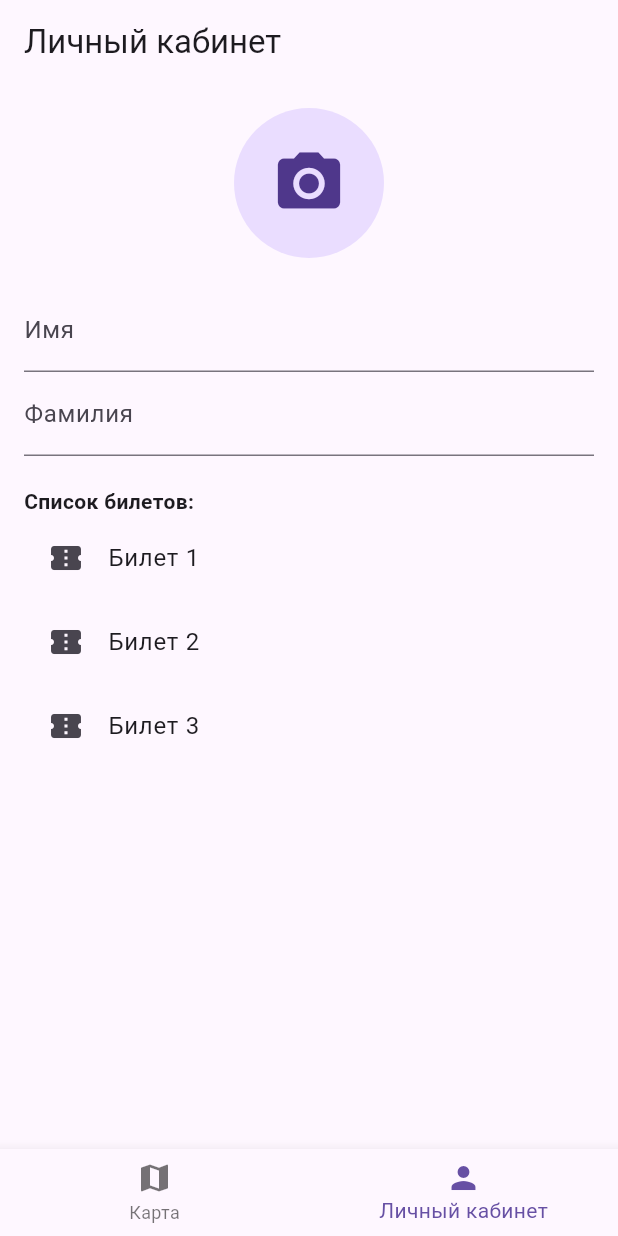
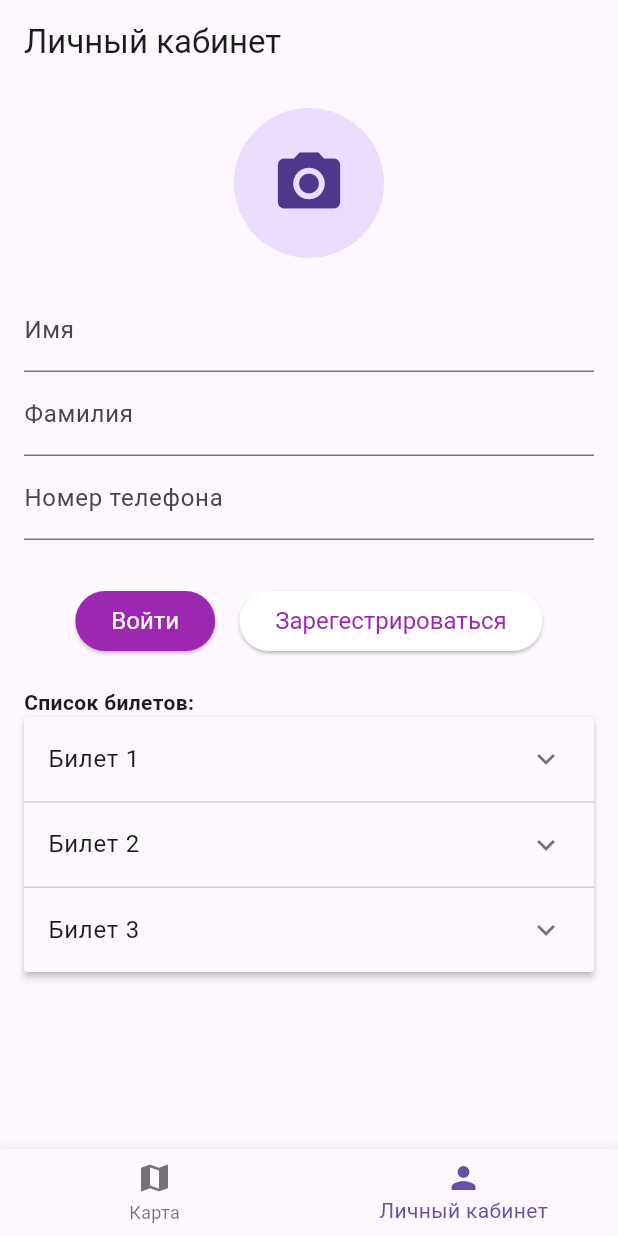
Before and after one commit to EgorMarkor/transport-engineers-seamless-navigator, a Flutter app: the screen it shows after launch, item 2 of the bottom bar chosen, on a phone screen of 412 x 824 dp. Run offline on Flutter 3.47's test engine with Material 3 defaults, Android fonts, the phone set to English and light mode, and no system bars; our stand-ins replace image_picker.

Commit message:
8
update and fix

```diff
--- a/energy_future/lib/main.dart
+++ b/energy_future/lib/main.dart
@@ -85,6 +85,11 @@ class _MapScreenState extends State<MapScreen> {
             SizedBox(height: 20),
             ElevatedButton(
               onPressed: () => _updateMarker(40.7128, -74.0060),  // Пример обновления
+              style: ButtonStyle(
+    backgroundColor: MaterialStateProperty.all(Colors.white), // Изменяем цвет фона кнопки на зеленый
+    foregroundColor: MaterialStateProperty.all(Colors.purple), // Изменяем цвет текста на кнопке на белый
+    textStyle: MaterialStateProperty.all(TextStyle(fontSize: 16)), // Изменяем размер текста
+  ),
               child: Text('Обновить метку'),
             ),
           ],
@@ -100,11 +105,14 @@ class ProfileScreen extends StatefulWidget {
   _ProfileScreenState createState() => _ProfileScreenState();
 }
 
-class _ProfileScreenState extends State<ProfileScreen> {
+class _ProfileScreenState extends State<ProfileScreen>  {
   File? _image;  // Фото пользователя
   final ImagePicker _picker = ImagePicker();
   String _firstName = '';
   String _lastName = '';
+  String _phoneNumber = '';
+  String _selectedValue = 'Билет 1';
+  List<bool> _isExpanded = [false, false, false]; // Список состояний для каждой вкладки
   List<String> _tickets = ['Билет 1', 'Билет 2', 'Билет 3'];  // Пример списка билетов
 
   // Выбор изображения
@@ -123,6 +131,7 @@ class _ProfileScreenState extends State<ProfileScreen> {
       appBar: AppBar(title: Text('Личный кабинет')),
       body: Padding(
         padding: const EdgeInsets.all(16.0),
+        child: SingleChildScrollView(
         child: Column(
           crossAxisAlignment: CrossAxisAlignment.start,
           children: [
@@ -145,24 +154,75 @@ class _ProfileScreenState extends State<ProfileScreen> {
               decoration: InputDecoration(labelText: 'Фамилия'),
               onChanged: (value) => setState(() => _lastName = value),
             ),
+            TextField(
+              decoration: InputDecoration(labelText: 'Номер телефона'),
+              onChanged: (value) => setState(() => _phoneNumber = value),
+            ),
+            SizedBox(height: 30),
+            Row( // Используем Row для горизонтального расположения кнопок
+              mainAxisAlignment: MainAxisAlignment.center, // Центрируем кнопки по горизонтали
+              children: [
+                ElevatedButton(
+                  onPressed: () {
+                    // Действие для первой кнопки
+                  },
+                  style: ButtonStyle(
+    backgroundColor: MaterialStateProperty.all(Colors.purple), // Изменяем цвет фона кнопки на зеленый
+    foregroundColor: MaterialStateProperty.all(Colors.white), // Изменяем цвет текста на кнопке на белый
+    textStyle: MaterialStateProperty.all(TextStyle(fontSize: 16)), // Изменяем размер текста
+  ),
+                  child: Text('Войти'),
+                ),
+                SizedBox(width: 16), // Отступ между кнопками
+                ElevatedButton(
+                  onPressed: () {
+                    // Действие для первой кнопки
+                  },
+                  style: ButtonStyle(
+    backgroundColor: MaterialStateProperty.all(Colors.white), // Изменяем цвет фона кнопки на зеленый
+    foregroundColor: MaterialStateProperty.all(Colors.purple), // Изменяем цвет текста на кнопке на белый
+    textStyle: MaterialStateProperty.all(TextStyle(fontSize: 16)), // Изменяем размер текста
+  ),
+                  child: Text('Зарегестрироваться'),
+                )],),
             SizedBox(height: 20),
             Text(
               'Список билетов:',
               style: TextStyle(fontWeight: FontWeight.bold),
             ),
-            Expanded(
-              child: ListView.builder(
-                itemCount: _tickets.length,
-                itemBuilder: (context, index) {
-                  return ListTile(
-                    leading: Icon(Icons.confirmation_number),
-                    title: Text(_tickets[index]),
-                  );
+            ExpansionPanelList(
+                expansionCallback: (panelIndex, isExpanded) {
+                  setState(() {
+                    _isExpanded[panelIndex] = !isExpanded;
+                  });
                 },
+                children: [
+                  ExpansionPanel(
+                    headerBuilder: (BuildContext context, bool isExpanded) {
+                      return ListTile(title: Text(_tickets[0]));
+                    },
+                    body: ListTile(title: Text("Content for Panel 1")),
+                    isExpanded: _isExpanded[0],
+                  ),
+                  ExpansionPanel(
+                    headerBuilder: (BuildContext context, bool isExpanded) {
+                      return ListTile(title: Text(_tickets[1]));
+                    },
+                    body: ListTile(title: Text("Content for Panel 2")),
+                    isExpanded: _isExpanded[1],
+                  ),
+                  ExpansionPanel(
+                    headerBuilder: (BuildContext context, bool isExpanded) {
+                      return ListTile(title: Text(_tickets[2]));
+                    },
+                    body: ListTile(title: Text("Content for Panel 1")),
+                    isExpanded: _isExpanded[2],
+                  ),
+                ],
               ),
-            ),
           ],
         ),
+      ),
       ),
     );
   }
```
